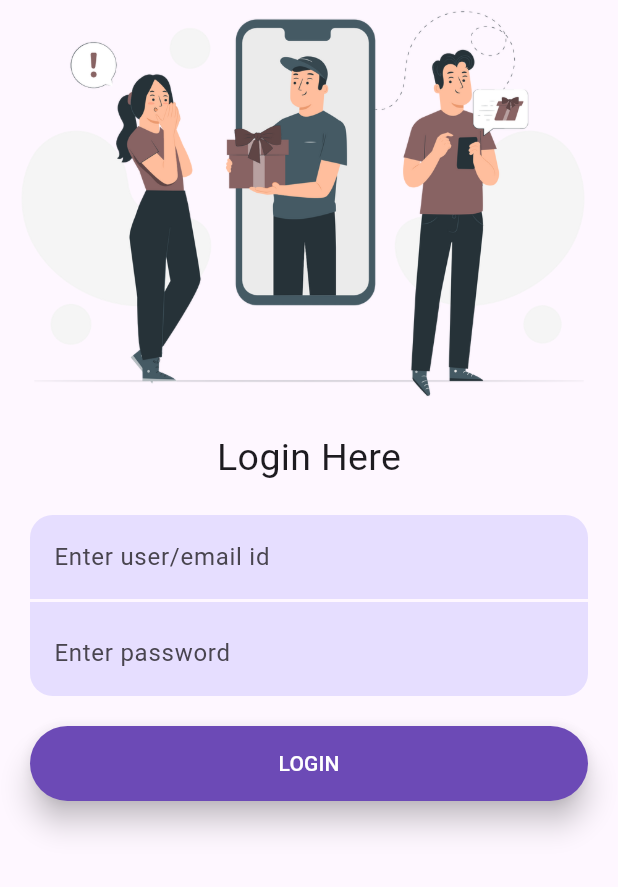
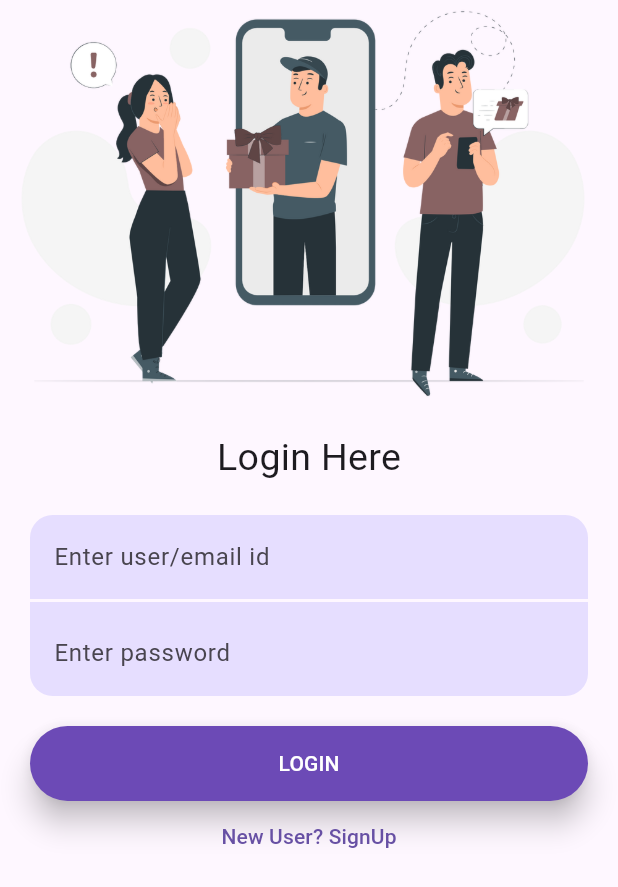
Before and after one commit to dexterTalha/chat_app, a Flutter app: the screen it shows after launch, on a phone screen of 412 x 824 dp. Shown: the top 887 px of the screen. Run offline on Flutter 3.47's test engine with Material 2 defaults, Android fonts, the phone set to English and light mode, and no system bars; our stand-ins replace cloud_firestore, firebase_auth, firebase_core, get; accounts and stored records are empty.

Commit message:
fireastore added

```diff
--- a/lib/components/my_text_form_field.dart
+++ b/lib/components/my_text_form_field.dart
@@ -8,18 +8,33 @@ class MyTextField extends StatelessWidget {
   final Color? fillColor;
   final TextEditingController? controller;
   final String? Function(String?)? validator;
-  const MyTextField({super.key, this.hintText, this.borderRadius, this.fillColor, this.controller, this.validator});
+  final TextInputType? inputType;
+  final bool isObscure;
+  final Widget? suffixWidget;
+  const MyTextField(
+      {super.key,
+      this.isObscure = false,
+      this.hintText,
+      this.borderRadius,
+      this.fillColor,
+      this.controller,
+      this.validator,
+      this.inputType,
+      this.suffixWidget});
 
   @override
   Widget build(BuildContext context) {
     return Padding(
       padding: const EdgeInsets.symmetric(horizontal: 20),
       child: TextFormField(
+        obscureText: isObscure,
         controller: controller,
         textInputAction: TextInputAction.next,
+        keyboardType: inputType,
         validator: validator,
         decoration: InputDecoration(
           hintText: hintText,
+          suffix: suffixWidget,
           border: OutlineInputBorder(
             borderSide: BorderSide.none,
             borderRadius: borderRadius ??
--- a/lib/controller/login_controller.dart
+++ b/lib/controller/login_controller.dart
@@ -1,20 +1,64 @@
+import 'package:cloud_firestore/cloud_firestore.dart';
 import 'package:firebase_auth/firebase_auth.dart';
 import 'package:get/get.dart';
 
 class LoginController extends GetxController {
   RxBool isPasswordHidden = true.obs;
-  //string-> username, string-> password
+  RxBool isSignUpPasswordHidden = true.obs;
+  static LoginController instance = Get.find();
+  final FirebaseAuth _auth = FirebaseAuth.instance;
+  final FirebaseFirestore _db = FirebaseFirestore.instance;
+
+  User? _user;
+  Rx<User?> get currentUser => _user.obs;
 
   Future<void> signInWithPassword({String? email, String? password}) async {
     try {
-      final credential = await FirebaseAuth.instance.signInWithEmailAndPassword(
+      final credential = await _auth.signInWithEmailAndPassword(
         email: email ?? "",
         password: password ?? "",
       );
-      User? user = credential.user;
-      if (user != null) {
+      _user = credential.user;
+      if (_user != null) {
         //Qi5WqpwueNfY6DcTKxoLbx8C2JS2
-        print(user.uid);
+        print(_user?.uid);
+      } else {
+        print(credential.additionalUserInfo);
+      }
+    } on FirebaseAuthException catch (e) {
+      if (e.code == 'user-not-found') {
+        print('No user found for that email.');
+      } else if (e.code == 'wrong-password') {
+        print('Wrong password provided for that user.');
+      } else {
+        print(e.code);
+      }
+    } catch (e) {
+      print(e);
+    }
+  }
+
+  Future<void> createUserWithEmailPassword({String? name, String? mobile, String? email, String? password}) async {
+    try {
+      final credential = await _auth.createUserWithEmailAndPassword(
+        email: email ?? "",
+        password: password ?? "",
+      );
+      _user = credential.user;
+      if (_user != null) {
+        //SIGN UP
+        await _db.collection("Users").doc(_user?.uid).set({
+          'uid': _user?.uid,
+          'name': name,
+          'email': email,
+          'mobile': mobile,
+        });
+        // _db.collection("collectionPath").add({
+        //   'uid': _user?.uid,
+        //   'name': name,
+        //   'email': email,
+        //   'mobile': mobile,
+        // });
       } else {
         print(credential.additionalUserInfo);
       }
--- a/lib/screens/login_screen.dart
+++ b/lib/screens/login_screen.dart
@@ -2,6 +2,7 @@ import 'package:flutter/material.dart';
 import 'package:get/get.dart';
 import 'package:tabahi_chat_app/components/my_text_form_field.dart';
 import 'package:tabahi_chat_app/controller/login_controller.dart';
+import 'package:tabahi_chat_app/screens/sign_up_screen.dart';
 import 'package:tabahi_chat_app/utils/my_theme.dart';
 
 class LoginScreen extends StatefulWidget {
@@ -119,6 +120,12 @@ class _LoginScreenState extends State<LoginScreen> {
                     ),
                   ),
                 ),
+                TextButton(
+                  onPressed: () {
+                    Navigator.push(context, MaterialPageRoute(builder: (_) => const SignUpScreen()));
+                  },
+                  child: const Text("New User? SignUp"),
+                ),
               ],
             ),
           ),
```
Also changed, not shown: lib/screens/sign_up_screen.dart (added, +188 -0 lines), pubspec.yaml (+6 -13 lines), pubspec.lock, 1 other file.
